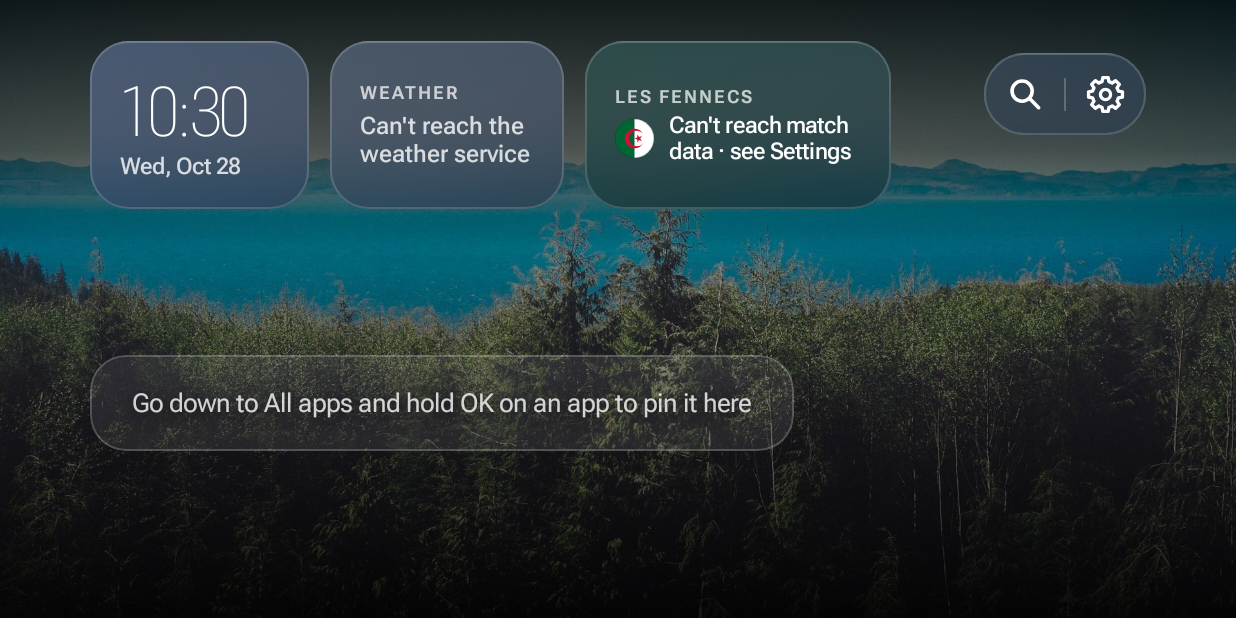
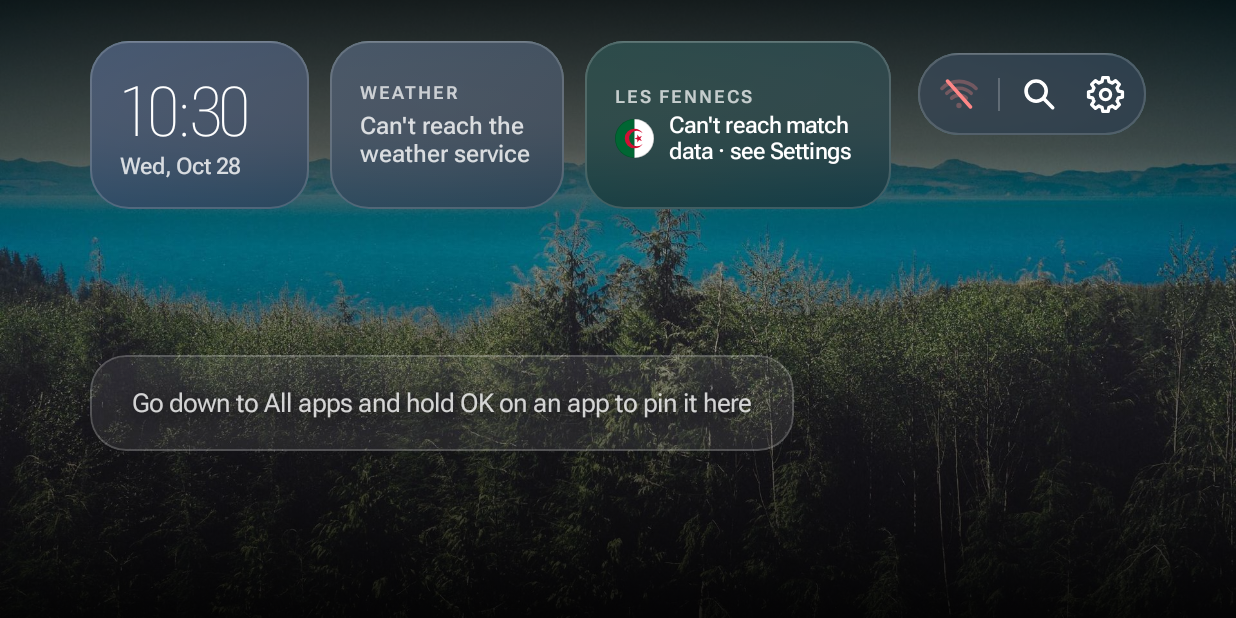
Before and after one commit to S1rHades/One-TVOS, an Android app built with Jetpack Compose: the MainActivity screen opened directly, with no data from a screen before it, on a phone screen of 824 x 412 dp (held sideways). Run offline under Robolectric (Android 15) with nearby library versions, the phone set to English and light mode, and no system bars; network calls fail; pictures from the network do not load.

Commit message:
Status bar: Wi-Fi quick access and a VPN key in the top-right capsule
- The capsule starts with the connection (Wi-Fi with signal bars, Ethernet,
  or crossed out when offline); OK opens the TV's Wi-Fi settings, falling
  back to wireless and then all settings
- A key slides in beside it while a VPN is up (status only, not a focus stop)
- Network state comes from a callback that includes VPN networks, plus a
  10-second poll for the Wi-Fi signal; the System info widget shares it
- The highlight slides to each button's measured position, so it follows
  the key appearing; version 2.2

Co-Authored-By: Claude Opus 5.5 <noreply@anthropic.com>
Claude-Session: https://claude.ai/code/session_01K2a1gPavAD836buEZXZJS4

```diff
--- a/app/build.gradle.kts
+++ b/app/build.gradle.kts
@@ -13,7 +13,7 @@ android {
         minSdk = 26
         targetSdk = 34
         versionCode = 14
-        versionName = "2.1.1"
+        versionName = "2.2"
     }
 
     // CI signs with one permanent key (from repository secrets, see build.yml) so each new
--- a/app/src/main/AndroidManifest.xml
+++ b/app/src/main/AndroidManifest.xml
@@ -3,6 +3,7 @@
 
     <uses-permission android:name="android.permission.INTERNET" />
     <uses-permission android:name="android.permission.ACCESS_NETWORK_STATE" />
+    <uses-permission android:name="android.permission.ACCESS_WIFI_STATE" />
     <!-- Autostart: open the launcher when the TV finishes starting up -->
     <uses-permission android:name="android.permission.RECEIVE_BOOT_COMPLETED" />
     <!-- Lets Autostart open the launcher at boot when it is not the default home screen -->
--- a/app/src/main/java/app/pill/launcher/ui/LauncherScreen.kt
+++ b/app/src/main/java/app/pill/launcher/ui/LauncherScreen.kt
@@ -129,6 +129,8 @@ fun LauncherScreen(
     onOpen: (AppEntry) -> Unit,
     onTogglePin: (AppEntry) -> Unit,
     onOpenSystemSettings: () -> Unit,
+    /** The TV's Wi-Fi / network settings, from the status bar's connection button. */
+    onOpenNetworkSettings: () -> Unit = {},
     /** Bumped each time Home is pressed while the launcher is already showing. */
     homePresses: Int = 0,
     home: HomeStatus = HomeStatus(isDefault = true, redirectOn = false),
@@ -337,6 +339,7 @@ fun LauncherScreen(
                                     QuickActions(
                                         onSearch = { searchOpen = true },
                                         onSettings = { panelOpen = true },
+                                        onNetwork = onOpenNetworkSettings,
                                         settingsFocus = pillFocus,
                                     )
                                 }
--- /dev/null
+++ b/app/src/main/java/app/pill/launcher/ui/NetworkStatus.kt
@@ -0,0 +1,144 @@
+package app.pill.launcher.ui
+
+import android.content.Context
+import android.net.ConnectivityManager
+import android.net.Network
+import android.net.NetworkCapabilities
+import android.net.NetworkRequest
+import android.net.wifi.WifiManager
+import androidx.compose.foundation.Canvas
+import androidx.compose.foundation.layout.size
+import androidx.compose.runtime.Composable
+import androidx.compose.runtime.DisposableEffect
+import androidx.compose.runtime.LaunchedEffect
+import androidx.compose.runtime.State
+import androidx.compose.runtime.mutableStateOf
+import androidx.compose.runtime.remember
+import androidx.compose.ui.Modifier
+import androidx.compose.ui.geometry.Offset
+import androidx.compose.ui.geometry.Size
+import androidx.compose.ui.graphics.Color
+import androidx.compose.ui.graphics.StrokeCap
+import androidx.compose.ui.graphics.drawscope.Stroke
+import androidx.compose.ui.platform.LocalContext
+import androidx.compose.ui.unit.Dp
+import kotlinx.coroutines.delay
+
+enum class Link { Offline, WiFi, Ethernet, Mobile, Other }
+
+/** How the TV is connected, the Wi-Fi signal (0-4 bars) and whether a VPN is up. */
+data class NetworkStatus(val link: Link, val wifiBars: Int, val vpn: Boolean) {
+    val label: String
+        get() = when (link) {
+            Link.Offline -> "Offline"
+            Link.WiFi -> "Wi-Fi"
+            Link.Ethernet -> "Ethernet"
+            Link.Mobile -> "Mobile data"
+            Link.Other -> "Online"
+        }
+}
+
+/**
+ * The current [NetworkStatus], updated the moment a network or VPN comes or goes (a
+ * network callback) and every 10 seconds for the Wi-Fi signal strength.
+ */
+@Composable
+fun rememberNetworkStatus(): State<NetworkStatus> {
+    val context = LocalContext.current.applicationContext
+    val status = remember { mutableStateOf(readNetwork(context)) }
+    DisposableEffect(context) {
+        val cm = context.getSystemService(ConnectivityManager::class.java)
+        val callback = object : ConnectivityManager.NetworkCallback() {
+            override fun onAvailable(network: Network) { status.value = readNetwork(context) }
+            override fun onLost(network: Network) { status.value = readNetwork(context) }
+            override fun onCapabilitiesChanged(network: Network, caps: NetworkCapabilities) { status.value = readNetwork(context) }
+        }
+        // Without NOT_VPN, so VPN networks are reported too
+        val request = NetworkRequest.Builder().removeCapability(NetworkCapabilities.NET_CAPABILITY_NOT_VPN).build()
+        val registered = runCatching { cm?.registerNetworkCallback(request, callback) }.isSuccess && cm != null
+        onDispose { if (registered) runCatching { cm?.unregisterNetworkCallback(callback) } }
+    }
+    LaunchedEffect(context) {
+        while (true) {
+            delay(10_000)
+            status.value = readNetwork(context)
+        }
+    }
+    return status
+}
+
+@Suppress("DEPRECATION") // allNetworks and connectionInfo: the replacements need newer Android than many TVs run
+fun readNetwork(context: Context): NetworkStatus {
+    val cm = context.getSystemService(ConnectivityManager::class.java) ?: return NetworkStatus(Link.Offline, 0, false)
+    val all = runCatching { cm.allNetworks.mapNotNull { cm.getNetworkCapabilities(it) } }.getOrDefault(emptyList())
+    val vpn = all.any { it.hasTransport(NetworkCapabilities.TRANSPORT_VPN) }
+    // With a VPN up the default network is the VPN; the link is the network underneath it
+    val physical = all.filter { !it.hasTransport(NetworkCapabilities.TRANSPORT_VPN) && it.hasCapability(NetworkCapabilities.NET_CAPABILITY_INTERNET) }
+    val link = when {
+        physical.any { it.hasTransport(NetworkCapabilities.TRANSPORT_ETHERNET) } -> Link.Ethernet
+        physical.any { it.hasTransport(NetworkCapabilities.TRANSPORT_WIFI) } -> Link.WiFi
+        physical.any { it.hasTransport(NetworkCapabilities.TRANSPORT_CELLULAR) } -> Link.Mobile
+        physical.isNotEmpty() -> Link.Other
+        else -> Link.Offline
+    }
+    val bars = if (link != Link.WiFi) 0 else runCatching {
+        val wifi = context.getSystemService(WifiManager::class.java)
+        WifiManager.calculateSignalLevel(wifi.connectionInfo.rssi, 5)
+    }.getOrDefault(3)
+    return NetworkStatus(link, bars, vpn)
+}
+
+/** Wi-Fi fan with [bars] of 4 lit (a dot plus three arcs), or crossed out when offline. */
+@Composable
+fun WifiIcon(status: NetworkStatus, tint: Color, iconSize: Dp, modifier: Modifier = Modifier) {
+    Canvas(modifier.size(iconSize)) {
+        val s = size.minDimension
+        val stroke = s * 0.1f
+        val base = Offset(s / 2, s * 0.82f)
+        if (status.link == Link.Ethernet) {
+            // Three linked boxes, a common network glyph
+            val box = Size(s * 0.26f, s * 0.22f)
+            val top = Offset(s / 2 - box.width / 2, s * 0.12f)
+            drawRect(tint, top, box, style = Stroke(stroke * 0.8f))
+            drawLine(tint, Offset(s / 2, top.y + box.height), Offset(s / 2, s * 0.52f), stroke * 0.8f)
+            drawLine(tint, Offset(s * 0.22f, s * 0.52f), Offset(s * 0.78f, s * 0.52f), stroke * 0.8f)
+            for (x in listOf(s * 0.22f, s * 0.78f)) {
+                drawLine(tint, Offset(x, s * 0.52f), Offset(x, s * 0.62f), stroke * 0.8f)
+                drawRect(tint, Offset(x - box.width / 2, s * 0.62f), box, style = Stroke(stroke * 0.8f))
+            }
+            return@Canvas
+        }
+        val lit = if (status.link == Link.Offline) 0 else status.wifiBars.coerceIn(1, 4)
+        fun shade(level: Int) = if (level <= lit) tint else tint.copy(alpha = tint.alpha * 0.3f)
+        drawCircle(shade(1), radius = stroke * 0.75f, center = base)
+        for (i in 1..3) {
+            val r = s * (0.2f + 0.19f * i) - s * 0.1f
+            drawArc(
+                shade(i + 1),
+                startAngle = 225f,
+                sweepAngle = 90f,
+                useCenter = false,
+                topLeft = Offset(base.x - r, base.y - r),
+                size = Size(r * 2, r * 2),
+                style = Stroke(stroke, cap = StrokeCap.Round),
+            )
+        }
+        if (status.link == Link.Offline) {
+            drawLine(tint, Offset(s * 0.18f, s * 0.14f), Offset(s * 0.82f, s * 0.86f), stroke, StrokeCap.Round)
+        }
+    }
+}
+
+/** A key: round bow, shaft and two teeth. Shown while a VPN is on. */
+@Composable
+fun KeyIcon(tint: Color, iconSize: Dp, modifier: Modifier = Modifier) {
+    Canvas(modifier.size(iconSize)) {
+        val s = size.minDimension
+        val stroke = s * 0.11f
+        val bow = Offset(s * 0.3f, s * 0.5f)
+        drawCircle(tint, radius = s * 0.17f, center = bow, style = Stroke(stroke))
+        drawLine(tint, Offset(bow.x + s * 0.17f, bow.y), Offset(s * 0.9f, bow.y), stroke, StrokeCap.Round)
+        drawLine(tint, Offset(s * 0.72f, bow.y), Offset(s * 0.72f, bow.y + s * 0.17f), stroke, StrokeCap.Round)
+        drawLine(tint, Offset(s * 0.86f, bow.y), Offset(s * 0.86f, bow.y + s * 0.13f), stroke, StrokeCap.Round)
+    }
+}
--- a/app/src/main/java/app/pill/launcher/ui/SettingsPill.kt
+++ b/app/src/main/java/app/pill/launcher/ui/SettingsPill.kt
@@ -1,7 +1,6 @@
 package app.pill.launcher.ui
 
 import androidx.compose.animation.animateColorAsState
-import androidx.compose.animation.core.animateDpAsState
 import androidx.compose.animation.core.animateFloatAsState
 import androidx.compose.animation.core.spring
 import androidx.compose.animation.core.tween
@@ -31,6 +30,15 @@ import androidx.compose.runtime.LaunchedEffect
 import androidx.compose.runtime.setValue
 import androidx.compose.ui.Alignment
 import androidx.compose.ui.Modifier
+import kotlin.math.roundToInt
+import androidx.compose.ui.layout.positionInParent
+import androidx.compose.ui.layout.onPlaced
+import androidx.compose.runtime.mutableStateMapOf
+import androidx.compose.animation.shrinkHorizontally
+import androidx.compose.animation.expandHorizontally
+import androidx.compose.animation.fadeOut
+import androidx.compose.animation.fadeIn
+import androidx.compose.animation.AnimatedVisibility
 import androidx.compose.ui.draw.clip
 import androidx.compose.ui.draw.rotate
 import androidx.compose.ui.draw.shadow
@@ -70,26 +78,30 @@ fun SettingsPill(
 
 private val ButtonSize = 44.dp
 
-/** Divider plus its padding, between the two buttons. */
-private val DividerSpan = 9.dp
-
 /**
- * Search and Settings in one frosted capsule, as on Google TV. Left and Right move between
- * them; the focused one fills white.
+ * The status bar, top right, in one frosted capsule: connection (Wi-Fi strength or
+ * Ethernet; OK opens the TV's network settings), a key while a VPN is on, then Search and
+ * Settings. Left and Right move along it, and one white highlight slides to the focused button.
  */
 @Composable
 fun QuickActions(
     onSearch: () -> Unit,
     onSettings: () -> Unit,
+    onNetwork: () -> Unit,
     settingsFocus: FocusRequester,
     modifier: Modifier = Modifier,
 ) {
-    // Which button is focused (0 search, 1 settings, -1 neither); one highlight slides between them
+    val network by rememberNetworkStatus()
+    // Which button is focused (0 network, 1 search, 2 settings; -1 none), and where each sits
     var focused by remember { mutableIntStateOf(-1) }
-    var last by remember { mutableIntStateOf(0) }
+    var last by remember { mutableIntStateOf(2) }
     if (focused >= 0) last = focused
-    val x by animateDpAsState(if (last == 1) ButtonSize + DividerSpan else 0.dp, spring(dampingRatio = 0.7f, stiffness = 500f), label = "highlightX")
+    val positions = remember { mutableStateMapOf<Int, Float>() }
+    val x by animateFloatAsState(positions[last] ?: 0f, spring(dampingRatio = 0.7f, stiffness = 500f), label = "highlightX")
     val shown by animateFloatAsState(if (focused >= 0) 1f else 0f, tween(160), label = "highlightAlpha")
+    fun track(index: Int) = { active: Boolean -> if (active) focused = index else if (focused == index) focused = -1 }
+    fun Modifier.at(index: Int) = onPlaced { positions[index] = it.positionInParent().x }
+
     Box(
         modifier
             .glass(RoundedCornerShape(50))
@@ -97,23 +109,44 @@ fun QuickActions(
     ) {
         Box(
             Modifier
-                .offset { IntOffset(x.roundToPx(), 0) }
+                .offset { IntOffset(x.roundToInt(), 0) }
                 .size(ButtonSize)
-                .graphicsLayer { alpha = shown }
+                .graphicsLayer { alpha = if (positions.isEmpty()) 0f else shown }
                 .shadow(12.dp, CircleShape, ambientColor = Color.White, spotColor = Color.White)
                 .background(Palette.Focus, CircleShape),
         )
         Row(verticalAlignment = Alignment.CenterVertically) {
-            SearchPill(onClick = onSearch, onActive = { if (it) focused = 0 else if (focused == 0) focused = -1 })
+            AnimatedVisibility(
+                visible = network.vpn,
+                enter = fadeIn(tween(300)) + expandHorizontally(tween(300)),
+                exit = fadeOut(tween(200)) + shrinkHorizontally(tween(300)),
+            ) {
+                // Status only, so not a focus stop
+                Box(
+                    Modifier.size(ButtonSize).semantics { contentDescription = "VPN on" },
+                    contentAlignment = Alignment.Center,
+                ) {
+                    KeyIcon(tint = VpnGreen, iconSize = 24.dp)
+                }
+            }
+            RoundButton(
+                description = "Network: " + network.label + if (network.vpn) ", VPN on" else "",
+                onClick = onNetwork,
+                modifier = Modifier.at(0),
+                focusRequester = null,
+                onActive = track(0),
+            ) { tint, _ ->
+                WifiIcon(network, tint = if (network.link == Link.Offline && tint == Palette.TextPrimary) OfflineRed else tint, iconSize = 24.dp)
+            }
             Box(Modifier.padding(horizontal = 4.dp).width(1.dp).height(22.dp).background(Color(0x38FFFFFF)))
-            SettingsPill(
-                onClick = onSettings,
-                focusRequester = settingsFocus,
-                onActive = { if (it) focused = 1 else if (focused == 1) focused = -1 },
-            )
+            SearchPill(onClick = onSearch, modifier = Modifier.at(1), onActive = track(1))
+            SettingsPill(onClick = onSettings, focusRequester = settingsFocus, modifier = Modifier.at(2), onActive = track(2))
         }
     }
 }
+
+private val VpnGreen = Color(0xFF8CE99A)
+private val OfflineRed = Color(0xFFFF8787)
 
 /** Round glass button with a magnifier, opening search. */
 @Composable
```
Also changed, not shown: app/src/main/java/app/pill/launcher/MainActivity.kt (+11 -5 lines), app/src/main/java/app/pill/launcher/ui/WidgetCards.kt (+16 -51 lines), 2 other files.
